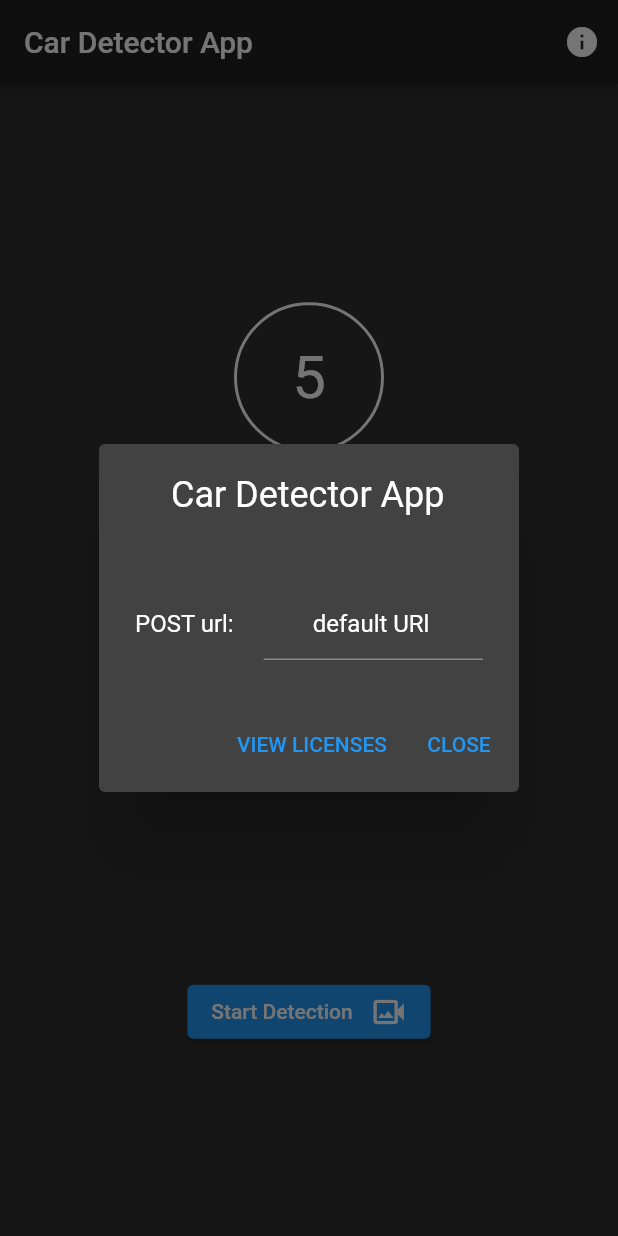
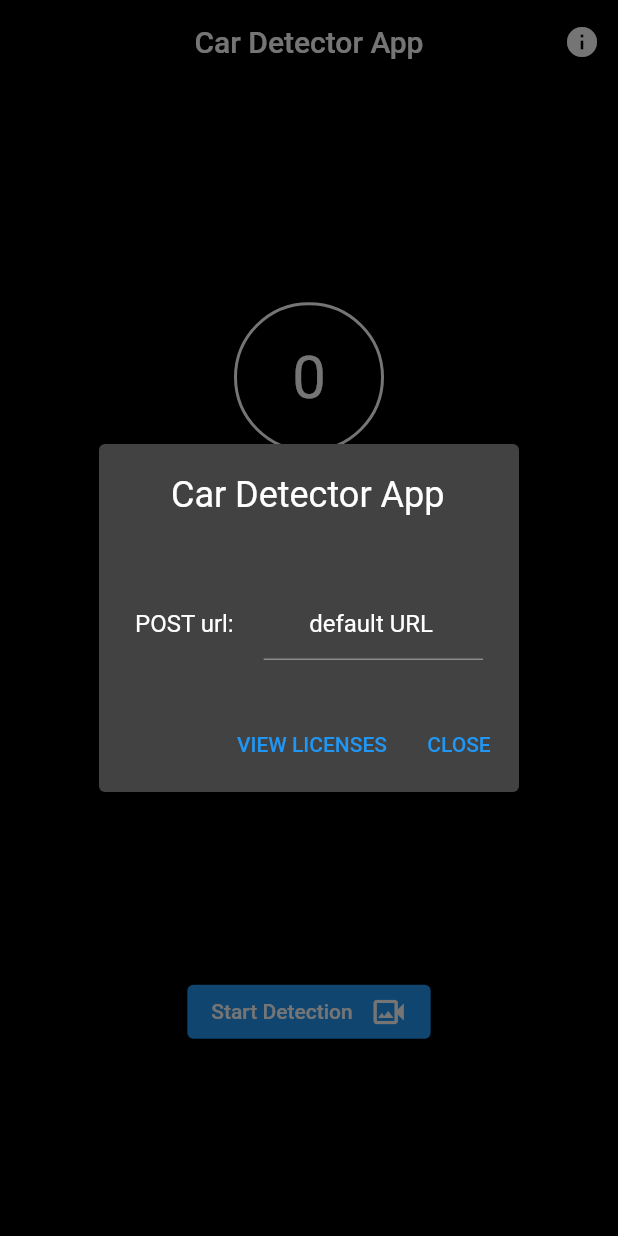
Before and after one commit to AlexBorous/mobileCameraDetection, a Flutter app: the screen it shows after launch, after a tap on the "info" icon, on a phone screen of 412 x 824 dp. Run offline on Flutter 3.47's test engine with Material 2 defaults, Android fonts, the phone set to English and light mode, and no system bars; our stand-ins replace camera, hive, hive_flutter; missing offline and left inert: tflite; accounts and stored records are empty.

Commit message:
create function for upload file and implement Hive for local storage

```diff
--- a/camera_detection/lib/main.dart
+++ b/camera_detection/lib/main.dart
@@ -1,12 +1,19 @@
 import 'package:camera/camera.dart';
 import 'package:camera_detection/live_camera.dart';
 import 'package:flutter/material.dart';
+import 'package:hive/hive.dart';
+import 'package:hive_flutter/hive_flutter.dart';
 
 late List<CameraDescription> cameras;
-String url = "default URl";
+late String url;
+late Box box;
+late int imagesUploaded;
 Future<void> main() async {
   WidgetsFlutterBinding.ensureInitialized();
-
+  await Hive.initFlutter();
+  box = await Hive.openBox('settings');
+  url = await box.get("url", defaultValue: "default URL");
+  imagesUploaded = await box.get("imagesUploaded", defaultValue: 0);
   cameras = await availableCameras();
 
   runApp(MyApp());
@@ -49,7 +56,11 @@ class _CameraAppState extends State<CameraApp> {
     print(url);
 
     return Scaffold(
+      backgroundColor: Colors.black,
       appBar: AppBar(
+        elevation: 0.0,
+        backgroundColor: Colors.transparent,
+        centerTitle: true,
         title: Text("Car Detector App"),
         actions: <Widget>[
           IconButton(
@@ -79,7 +90,7 @@ class _CameraAppState extends State<CameraApp> {
                             border: Border.all(width: 2, color: Colors.white)),
                         child: Center(
                           child: Text(
-                            "5",
+                            "${imagesUploaded}",
                             style: const TextStyle(fontSize: 40.0),
                           ),
                         ),
@@ -116,9 +127,7 @@ class _CameraAppState extends State<CameraApp> {
                         Navigator.push(
                           context,
                           MaterialPageRoute(
-                            builder: (context) => LiveFeed(
-                              cameras,
-                            ),
+                            builder: (context) => LiveFeed(cameras, url),
                           ),
                         );
                       },
@@ -150,8 +159,9 @@ class _CameraAppState extends State<CameraApp> {
               child: TextField(
                 textAlign: TextAlign.center,
                 controller: _textEditingController,
-                onSubmitted: (str) {
+                onSubmitted: (str) async {
                   url = str;
+                  await box.put("url", url);
                 },
               ),
             ),
```
Also changed, not shown: camera_detection/lib/camera.dart (+30 -63 lines), camera_detection/lib/live_camera.dart (+9 -2 lines), camera_detection/lib/upload_image.dart (added, +11 -0 lines), camera_detection/pubspec.yaml (+12 -1 lines), camera_detection/assets/icons/cam.png (added), camera_detection/pubspec.lock, 5 other files.
